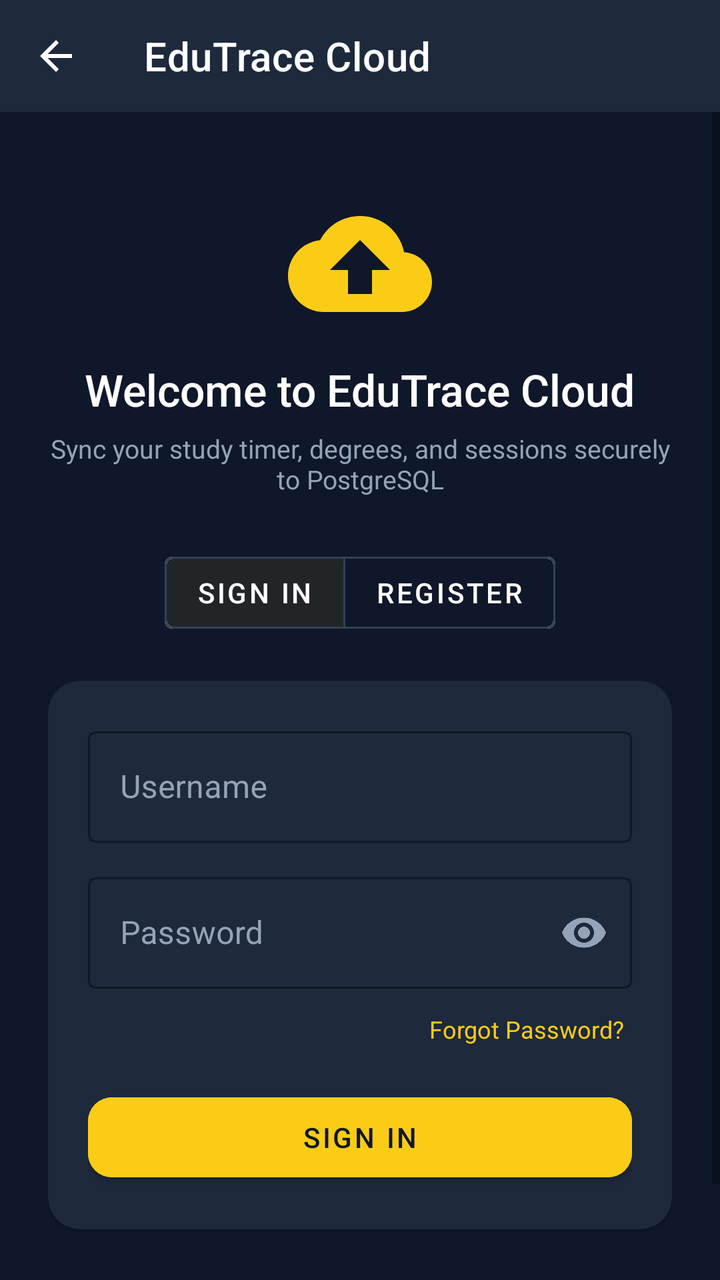
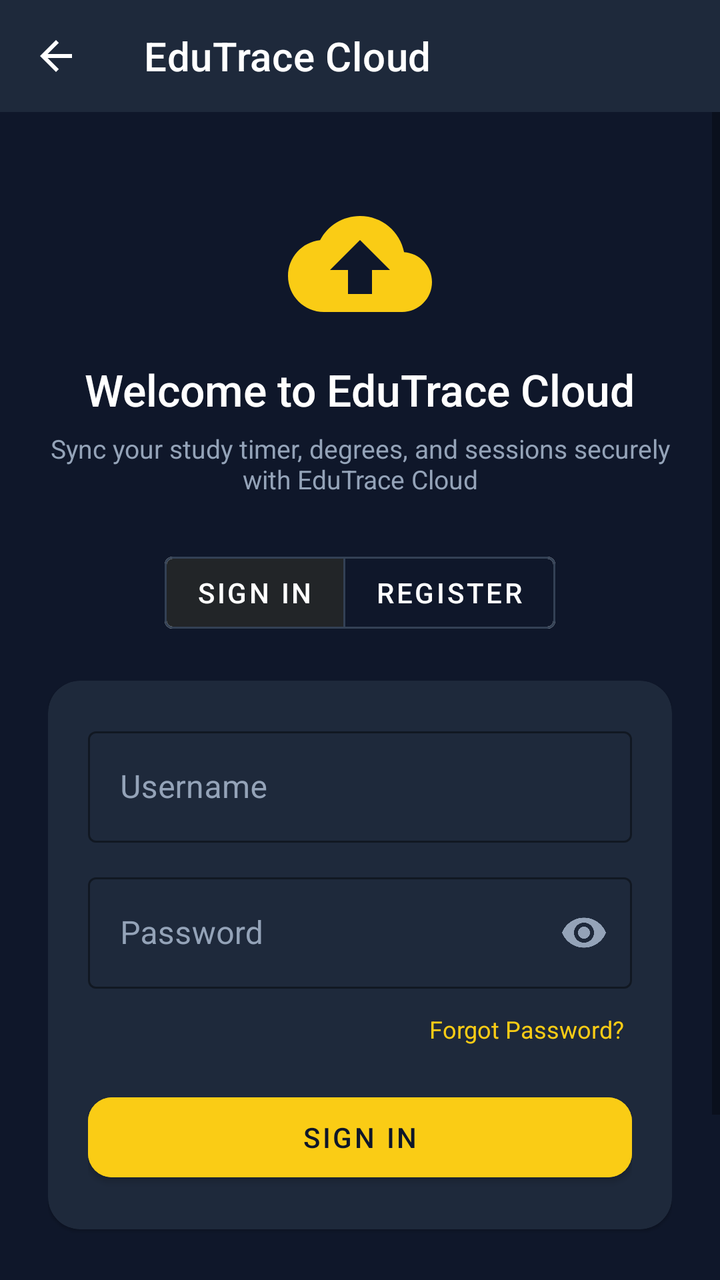

Screens rendered from an Android XML layout before and after an edit, with the pre-edit source and the edit as a unified diff.
<!-- AndroidManifest.xml: application theme Theme.EduTrace -->
<!-- res/layout/activity_auth.xml -->
<?xml version="1.0" encoding="utf-8"?>
<LinearLayout xmlns:android="http://schemas.android.com/apk/res/android"
    xmlns:app="http://schemas.android.com/apk/res-auto"
    android:layout_width="match_parent"
    android:layout_height="match_parent"
    android:background="#0F172A"
    android:orientation="vertical">

    <com.google.android.material.appbar.MaterialToolbar
        android:id="@+id/toolbar"
        android:layout_width="match_parent"
        android:layout_height="?attr/actionBarSize"
        android:background="#1E293B"
        app:navigationIcon="@drawable/ic_back"
        app:navigationIconTint="@android:color/white"
        app:title="EduTrace Cloud"
        app:titleTextColor="@android:color/white" />

    <ScrollView
        android:layout_width="match_parent"
        android:layout_height="match_parent"
        android:fillViewport="true">

        <LinearLayout
            android:layout_width="match_parent"
            android:layout_height="wrap_content"
            android:gravity="center_horizontal"
            android:orientation="vertical"
            android:padding="24dp">

            <ImageView
                android:id="@+id/ivCloudIcon"
                android:layout_width="72dp"
                android:layout_height="72dp"
                android:layout_marginTop="16dp"
                android:layout_marginBottom="12dp"
                android:src="@drawable/ic_cloud"
                app:tint="#FACC15" />

            <TextView
                android:id="@+id/tvAuthTitle"
                android:layout_width="wrap_content"
                android:layout_height="wrap_content"
                android:fontFamily="sans-serif-medium"
                android:text="Welcome to EduTrace Cloud"
                android:textColor="@android:color/white"
                android:textSize="22sp" />

            <TextView
                android:id="@+id/tvAuthSubtitle"
                android:layout_width="wrap_content"
                android:layout_height="wrap_content"
                android:layout_marginTop="6dp"
                android:layout_marginBottom="24dp"
                android:gravity="center"
                android:text="Sync your study timer, degrees, and sessions securely to PostgreSQL"
                android:textColor="#94A3B8"
                android:textSize="13sp" />

            <com.google.android.material.button.MaterialButtonToggleGroup
                android:id="@+id/toggleMode"
                android:layout_width="wrap_content"
                android:layout_height="wrap_content"
                android:layout_marginBottom="20dp"
                app:checkedButton="@id/btnTabLogin"
                app:selectionRequired="true"
                app:singleSelection="true">

                <com.google.android.material.button.MaterialButton
                    android:id="@+id/btnTabLogin"
                    style="@style/Widget.MaterialComponents.Button.OutlinedButton"
                    android:layout_width="wrap_content"
                    android:layout_height="wrap_content"
                    android:text="Sign In"
                    android:textColor="@android:color/white"
                    app:strokeColor="#334155" />

                <com.google.android.material.button.MaterialButton
                    android:id="@+id/btnTabRegister"
                    style="@style/Widget.MaterialComponents.Button.OutlinedButton"
                    android:layout_width="wrap_content"
                    android:layout_height="wrap_content"
                    android:text="Register"
                    android:textColor="@android:color/white"
                    app:strokeColor="#334155" />

            </com.google.android.material.button.MaterialButtonToggleGroup>

            <com.google.android.material.card.MaterialCardView
                android:layout_width="match_parent"
                android:layout_height="wrap_content"
                app:cardBackgroundColor="#1E293B"
                app:cardCornerRadius="16dp"
                app:strokeWidth="0dp">

                <LinearLayout
                    android:layout_width="match_parent"
                    android:layout_height="wrap_content"
                    android:orientation="vertical"
                    android:padding="20dp">

                    <com.google.android.material.textfield.TextInputLayout
                        android:id="@+id/tilDisplayName"
                        style="@style/Widget.MaterialComponents.TextInputLayout.OutlinedBox"
                        android:layout_width="match_parent"
                        android:layout_height="wrap_content"
                        android:layout_marginBottom="12dp"
                        android:hint="Full Name / Display Name"
                        android:textColorHint="#94A3B8"
                        android:visibility="gone"
                        app:boxStrokeColor="#FACC15"
                        app:hintTextColor="#FACC15">

                        <com.google.android.material.textfield.TextInputEditText
                            android:id="@+id/etDisplayName"
                            android:layout_width="match_parent"
                            android:layout_height="wrap_content"
                            android:inputType="textPersonName"
                            android:textColor="@android:color/white" />
                    </com.google.android.material.textfield.TextInputLayout>

                    <com.google.android.material.textfield.TextInputLayout
                        android:id="@+id/tilUsername"
                        style="@style/Widget.MaterialComponents.TextInputLayout.OutlinedBox"
                        android:layout_width="match_parent"
                        android:layout_height="wrap_content"
                        android:layout_marginBottom="12dp"
                        android:hint="Username"
                        android:textColorHint="#94A3B8"
                        app:boxStrokeColor="#FACC15"
                        app:hintTextColor="#FACC15">

                        <com.google.android.material.textfield.TextInputEditText
                            android:id="@+id/etUsername"
                            android:layout_width="match_parent"
                            android:layout_height="wrap_content"
                            android:inputType="textNoSuggestions"
                            android:textColor="@android:color/white" />
                    </com.google.android.material.textfield.TextInputLayout>

                    <com.google.android.material.textfield.TextInputLayout
                        android:id="@+id/tilEmail"
                        style="@style/Widget.MaterialComponents.TextInputLayout.OutlinedBox"
                        android:layout_width="match_parent"
                        android:layout_height="wrap_content"
                        android:layout_marginBottom="12dp"
                        android:hint="Email (for OTP verification)"
                        android:textColorHint="#94A3B8"
                        android:visibility="gone"
                        app:boxStrokeColor="#FACC15"
                        app:hintTextColor="#FACC15">

                        <com.google.android.material.textfield.TextInputEditText
                            android:id="@+id/etEmail"
                            android:layout_width="match_parent"
                            android:layout_height="wrap_content"
                            android:inputType="textEmailAddress"
                            android:textColor="@android:color/white" />
                    </com.google.android.material.textfield.TextInputLayout>

                    <com.google.android.material.textfield.TextInputLayout
                        android:id="@+id/tilPassword"
                        style="@style/Widget.MaterialComponents.TextInputLayout.OutlinedBox"
                        android:layout_width="match_parent"
                        android:layout_height="wrap_content"
                        android:layout_marginBottom="8dp"
                        android:hint="Password"
                        android:textColorHint="#94A3B8"
                        app:boxStrokeColor="#FACC15"
                        app:endIconMode="password_toggle"
                        app:endIconTint="#94A3B8"
                        app:hintTextColor="#FACC15">

                        <com.google.android.material.textfield.TextInputEditText
                            android:id="@+id/etPassword"
                            android:layout_width="match_parent"
                            android:layout_height="wrap_content"
                            android:inputType="textPassword"
                            android:textColor="@android:color/white" />
                    </com.google.android.material.textfield.TextInputLayout>

                    <TextView
                        android:id="@+id/tvForgotPassword"
                        android:layout_width="wrap_content"
                        android:layout_height="wrap_content"
                        android:layout_gravity="end"
                        android:layout_marginBottom="16dp"
                        android:padding="4dp"
                        android:text="Forgot Password?"
                        android:textColor="#FACC15"
                        android:textSize="12sp" />

                    <ProgressBar
                        android:id="@+id/progressAuth"
                        android:layout_width="wrap_content"
                        android:layout_height="wrap_content"
                        android:layout_gravity="center_horizontal"
                        android:layout_marginBottom="12dp"
                        android:indeterminateTint="#FACC15"
                        android:visibility="gone" />

                    <com.google.android.material.button.MaterialButton
                        android:id="@+id/btnSubmit"
                        android:layout_width="match_parent"
                        android:layout_height="52dp"
                        android:backgroundTint="#FACC15"
                        android:fontFamily="sans-serif-medium"
                        android:text="Sign In"
                        android:textColor="#0F172A"
                        app:cornerRadius="12dp" />

                </LinearLayout>

            </com.google.android.material.card.MaterialCardView>

            <TextView
                android:id="@+id/tvToggleModeHint"
                android:layout_width="wrap_content"
                android:layout_height="wrap_content"
                android:layout_marginTop="20dp"
                android:padding="8dp"
                android:text="Don't have an account? Register here"
                android:textColor="#FACC15"
                android:textSize="13sp" />

        </LinearLayout>
    </ScrollView>
</LinearLayout>
<!-- resources referenced by this layout -->
<resources>
  <!-- drawable ic_back (drawable) -->
  <vector xmlns:android="http://schemas.android.com/apk/res/android"
      android:width="24dp"
      android:height="24dp"
      android:viewportWidth="24"
      android:viewportHeight="24"
      android:tint="#E2E8F0">
    <path
        android:fillColor="@android:color/white"
        android:pathData="M20,11H7.83l5.59,-5.59L12,4l-8,8 8,8 1.41,-1.41L7.83,13H20v-2z"/>
  </vector>
  <!-- drawable ic_cloud (drawable) -->
  <vector xmlns:android="http://schemas.android.com/apk/res/android"
      android:width="24dp"
      android:height="24dp"
      android:viewportWidth="24"
      android:viewportHeight="24">
    <path
        android:fillColor="@android:color/white"
        android:pathData="M19.35,10.04C18.67,6.59 15.64,4 12,4 9.11,4 6.6,5.64 5.35,8.04 2.34,8.36 0,10.91 0,14c0,3.31 2.69,6 6,6h13c2.76,0 5,-2.24 5,-5 0,-2.64 -2.05,-4.78 -4.65,-4.96zM14,13v4h-4v-4H7l5,-5 5,5h-3z"/>
  </vector>
  <style name="Theme.EduTrace" parent="Theme.MaterialComponents.DayNight.NoActionBar">
          
          <item name="colorPrimary">#FACC15</item>
          <item name="colorOnPrimary">#0F172A</item>
          <item name="colorPrimaryVariant">#EAB308</item>
          <item name="colorSecondary">#10B981</item>
          
          
          <item name="android:statusBarColor">#0F172A</item>
          <item name="android:windowBackground">#0F172A</item>
      </style>
</resources>

<!-- the commit's change to res/layout/activity_auth.xml (unified diff, before → after) -->
@@ -53,7 +53,7 @@
                 android:layout_marginTop="6dp"
                 android:layout_marginBottom="24dp"
                 android:gravity="center"
-                android:text="Sync your study timer, degrees, and sessions securely to PostgreSQL"
+                android:text="Sync your study timer, degrees, and sessions securely with EduTrace Cloud"
                 android:textColor="#94A3B8"
                 android:textSize="13sp" />
 
@@ -223,6 +223,16 @@
                 android:textColor="#FACC15"
                 android:textSize="13sp" />
 
+            <TextView
+                android:id="@+id/tvSkipOffline"
+                android:layout_width="wrap_content"
+                android:layout_height="wrap_content"
+                android:layout_marginTop="10dp"
+                android:padding="8dp"
+                android:text="Continue as Guest (Offline Mode) →"
+                android:textColor="#64748B"
+                android:textSize="13sp" />
+
         </LinearLayout>
     </ScrollView>
 </LinearLayout>
